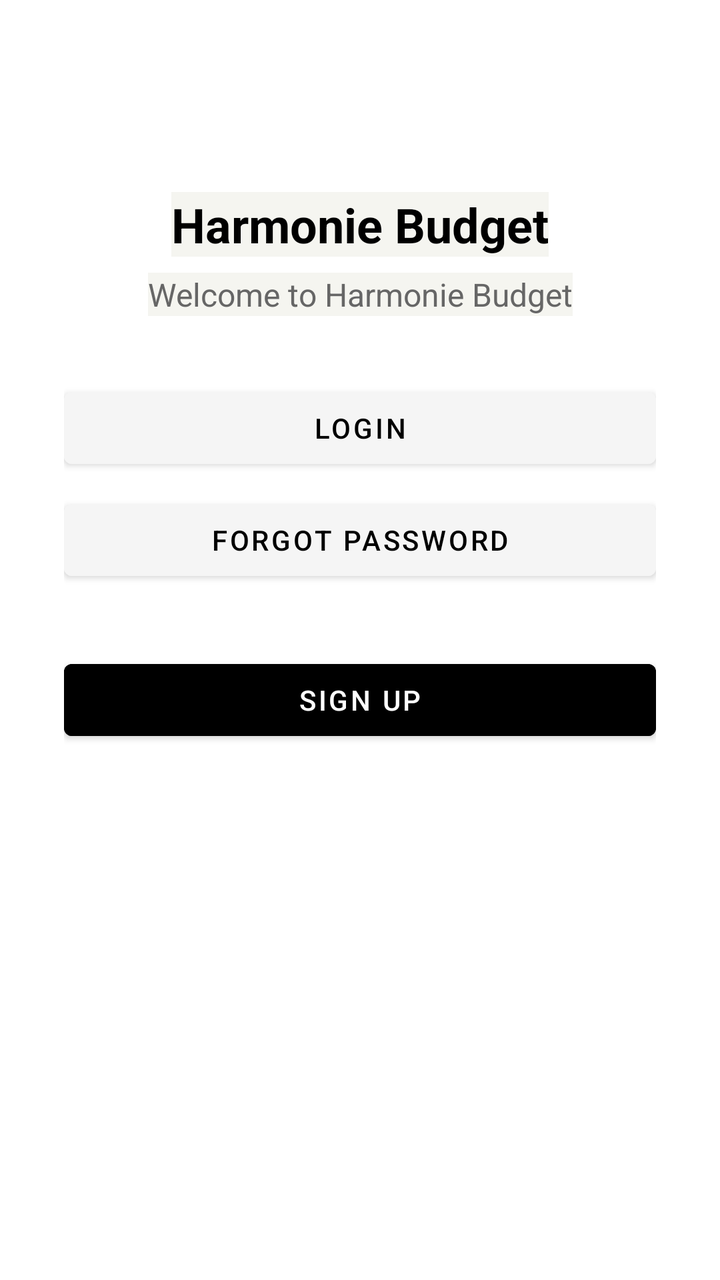
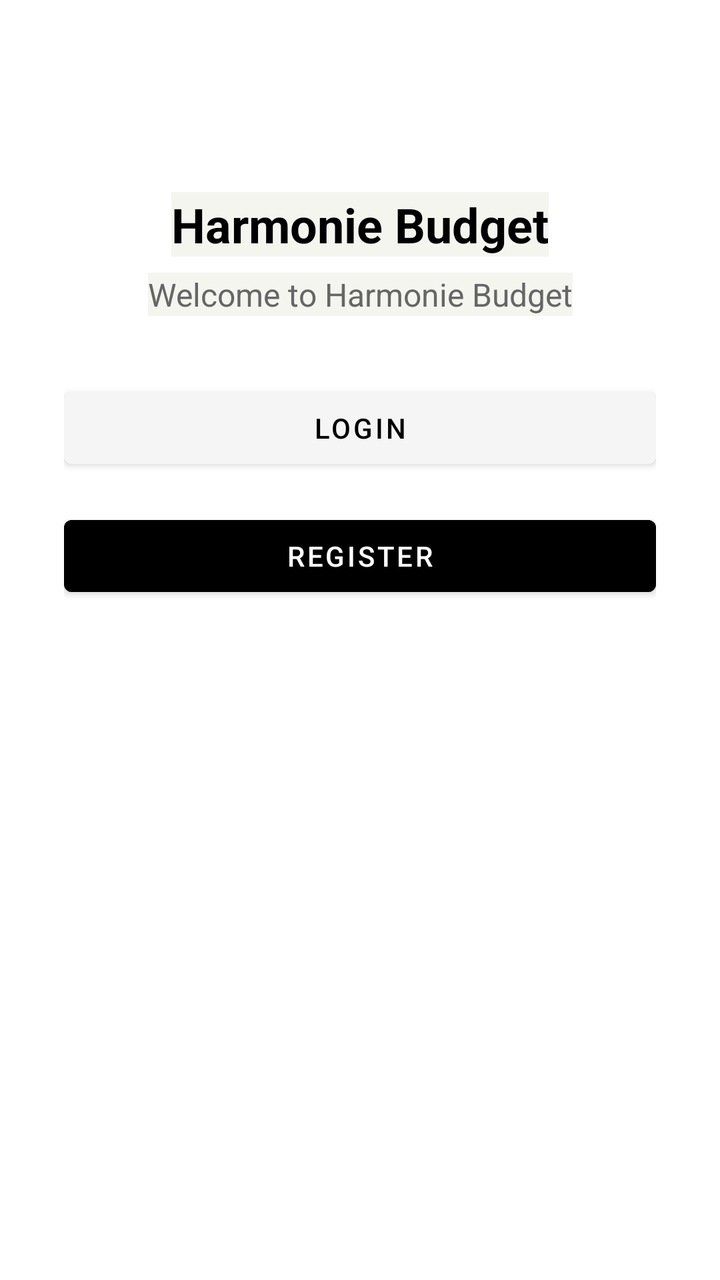

Before-and-after screenshots of an Android layout around one commit, followed by the original layout XML and the change that was made.
<!-- AndroidManifest.xml: application theme Theme.HarmonieBudgetAppKt -->
<!-- res/layout/activity_main.xml -->
<?xml version="1.0" encoding="utf-8"?>
<androidx.constraintlayout.widget.ConstraintLayout
    xmlns:android="http://schemas.android.com/apk/res/android"
    xmlns:app="http://schemas.android.com/apk/res-auto"
    android:layout_width="match_parent"
    android:layout_height="match_parent"
    android:background="#FFFFFF"
    android:padding="32dp">

    
    <TextView
        android:id="@+id/tv_app_title"
        android:layout_width="wrap_content"
        android:layout_height="wrap_content"
        android:text="@string/app_name"
        android:textSize="24sp"
        android:textColor="#000000"
        android:textStyle="bold"
        app:layout_constraintTop_toTopOf="parent"
        app:layout_constraintStart_toStartOf="parent"
        app:layout_constraintEnd_toEndOf="parent"
        android:layout_marginTop="64dp" />

    
    <TextView
        android:id="@+id/tv_welcome"
        android:layout_width="wrap_content"
        android:layout_height="wrap_content"
        android:text="@string/welcome_text"
        android:textSize="16sp"
        android:textColor="#666666"
        app:layout_constraintTop_toBottomOf="@id/tv_app_title"
        app:layout_constraintStart_toStartOf="parent"
        app:layout_constraintEnd_toEndOf="parent"
        android:layout_marginTop="8dp" />

    
    <Button
        android:id="@+id/btn_login"
        android:layout_width="0dp"
        android:layout_height="wrap_content"
        android:text="@string/btn_login"
        android:backgroundTint="#F5F5F5"
        android:textColor="#000000"
        app:layout_constraintTop_toBottomOf="@id/tv_welcome"
        app:layout_constraintStart_toStartOf="parent"
        app:layout_constraintEnd_toEndOf="parent"
        android:layout_marginTop="32dp" />

    
    <Button
        android:id="@+id/btn_forgot"
        android:layout_width="0dp"
        android:layout_height="wrap_content"
        android:text="@string/forgot_password"
        android:backgroundTint="#F5F5F5"
        android:textColor="#000000"
        app:layout_constraintTop_toBottomOf="@id/btn_login"
        app:layout_constraintStart_toStartOf="parent"
        app:layout_constraintEnd_toEndOf="parent"
        android:layout_marginTop="8dp" />

    
    <Button
        android:id="@+id/btn_register"
        android:layout_width="0dp"
        android:layout_height="wrap_content"
        android:text="@string/btn_register"
        android:backgroundTint="#000000"
        android:textColor="#FFFFFF"
        app:layout_constraintTop_toBottomOf="@id/btn_forgot"
        app:layout_constraintStart_toStartOf="parent"
        app:layout_constraintEnd_toEndOf="parent"
        android:layout_marginTop="32dp" />

</androidx.constraintlayout.widget.ConstraintLayout>
<!-- resources referenced by this layout -->
<resources>
  <string name="app_name">Harmonie Budget</string>
  <string name="btn_login">Login</string>
  <string name="btn_register">Sign up</string>
  <string name="forgot_password">Forgot Password</string>
  <string name="welcome_text">Welcome to Harmonie Budget</string>
  <style name="Theme.HarmonieBudgetAppKt" parent="Theme.MaterialComponents.DayNight.NoActionBar">
          <item name="colorPrimary">#007AFF</item>
          <item name="colorPrimaryVariant">#007AFF</item>
          <item name="colorOnPrimary">#FFFFFF</item>
          <item name="colorSecondary">#34C759</item>
          <item name="colorOnSecondary">#FFFFFF</item>
          <item name="android:statusBarColor">#F5F5F0</item>
          <item name="android:windowLightStatusBar">true</item>
          <item name="android:background">#F5F5F0</item>
      </style>
</resources>

<!-- the commit's change to res/layout/activity_main.xml (unified diff, before → after) -->
@@ -48,18 +48,6 @@
         android:layout_marginTop="32dp" />
 
     
-    <Button
-        android:id="@+id/btn_forgot"
-        android:layout_width="0dp"
-        android:layout_height="wrap_content"
-        android:text="@string/forgot_password"
-        android:backgroundTint="#F5F5F5"
-        android:textColor="#000000"
-        app:layout_constraintTop_toBottomOf="@id/btn_login"
-        app:layout_constraintStart_toStartOf="parent"
-        app:layout_constraintEnd_toEndOf="parent"
-        android:layout_marginTop="8dp" />
-
     
     <Button
         android:id="@+id/btn_register"
@@ -68,9 +56,9 @@
         android:text="@string/btn_register"
         android:backgroundTint="#000000"
         android:textColor="#FFFFFF"
-        app:layout_constraintTop_toBottomOf="@id/btn_forgot"
+        app:layout_constraintTop_toBottomOf="@id/btn_login"
         app:layout_constraintStart_toStartOf="parent"
         app:layout_constraintEnd_toEndOf="parent"
-        android:layout_marginTop="32dp" />
+        android:layout_marginTop="16dp" />
 
 </androidx.constraintlayout.widget.ConstraintLayout>
<!-- resource entries referenced after the edit -->
@@ -2,8 +2,7 @@
 <resources>
   <string name="app_name">Harmonie Budget</string>
   <string name="btn_login">Login</string>
-  <string name="btn_register">Sign up</string>
-  <string name="forgot_password">Forgot Password</string>
+  <string name="btn_register">Register</string>
   <string name="welcome_text">Welcome to Harmonie Budget</string>
   <style name="Theme.HarmonieBudgetAppKt" parent="Theme.MaterialComponents.DayNight.NoActionBar">
           <item name="colorPrimary">#007AFF</item>
